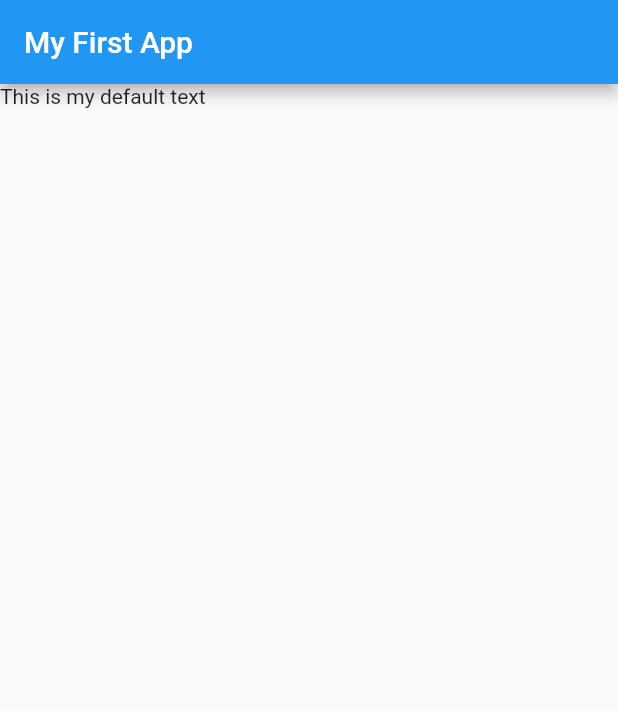
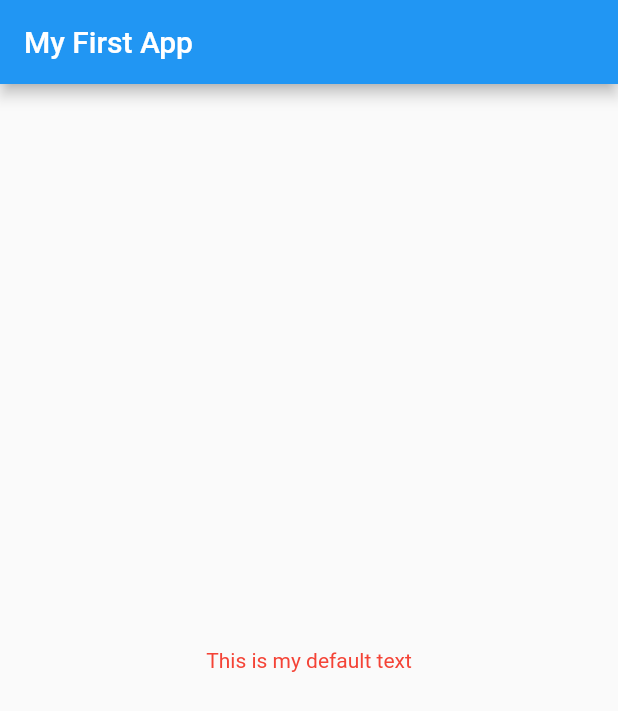
Before and after one commit to ParthDhaduk12/simple_project, a Flutter app: the screen it shows after launch, on a phone screen of 412 x 824 dp. Shown: the top 711 px of the screen. Run offline on Flutter 3.47's test engine with Material 2 defaults, Android fonts, the phone set to English and light mode, and no system bars.

Commit message:
improve text styling

```diff
--- a/lib/main.dart
+++ b/lib/main.dart
@@ -1,6 +1,8 @@
+// ignore_for_file: prefer_const_constructors
+
 import 'package:flutter/material.dart';
 
-void main(){
+void main() {
   runApp(new MyApp());
 }
 
@@ -9,14 +11,17 @@ class MyApp extends StatelessWidget {
 
   @override
   Widget build(BuildContext context) {
-    return  MaterialApp(
+    return MaterialApp(
       title: "My App",
-      home:  Scaffold(
-        appBar:  AppBar(
+      home: Scaffold(
+        appBar: AppBar(
           title: Text('My First App'),
         ),
-        body:  Text('This is my default text')
-         ,
+        body: Center(
+            child: Text(
+          'This is my default text',
+          style: TextStyle(color: Colors.red),
+        )),
       ),
     );
   }
```
Also changed, not shown: pubspec.lock.
